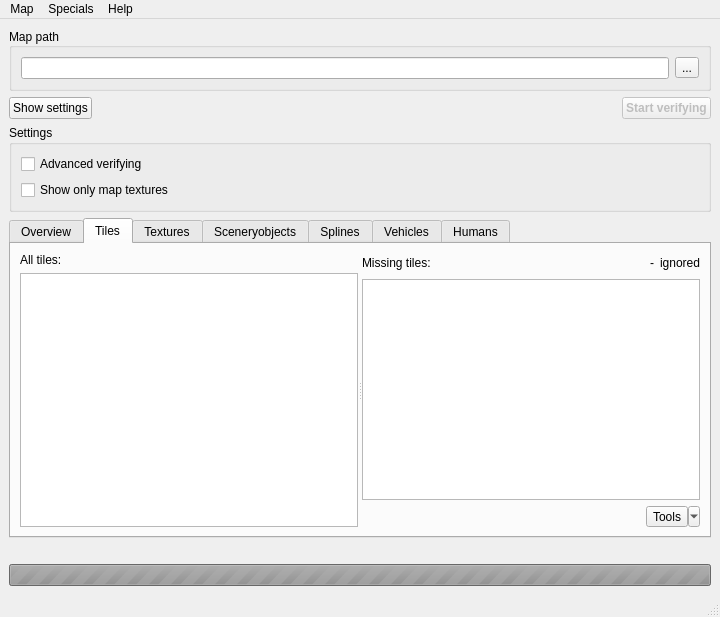
Before: the Qt Designer form OTModules/wVerifyMap/wverifymap.ui in pietr26/OMSI-Tools, drawn with Qt 5.
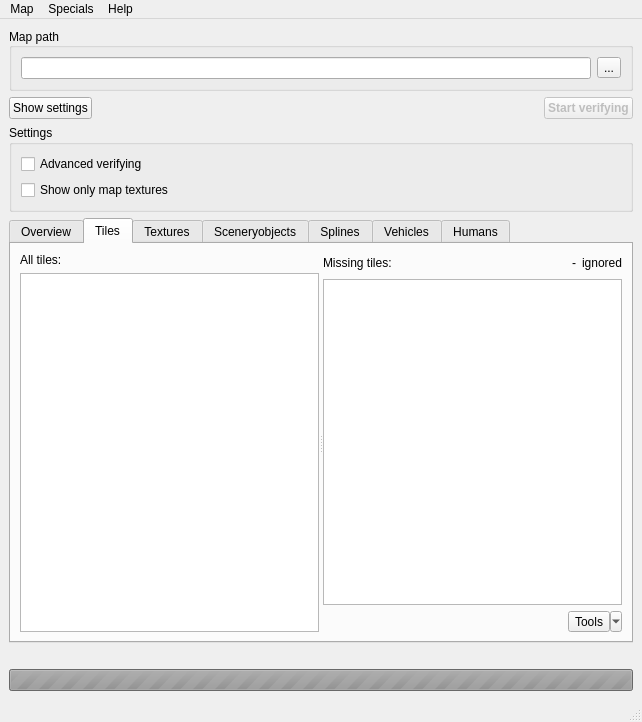
After: the same form once the commit is applied. Icons and pictures are not drawn.

Commit message: Tried to change size policy

Diff of the .ui file:
```diff
--- a/OTModules/wVerifyMap/wverifymap.ui
+++ b/OTModules/wVerifyMap/wverifymap.ui
@@ -6,8 +6,8 @@
    <rect>
     <x>0</x>
     <y>0</y>
-    <width>720</width>
-    <height>617</height>
+    <width>642</width>
+    <height>722</height>
    </rect>
   </property>
   <property name="windowTitle">
@@ -1739,7 +1739,7 @@
     <rect>
      <x>0</x>
      <y>0</y>
-     <width>720</width>
+     <width>642</width>
      <height>24</height>
     </rect>
    </property>
```
